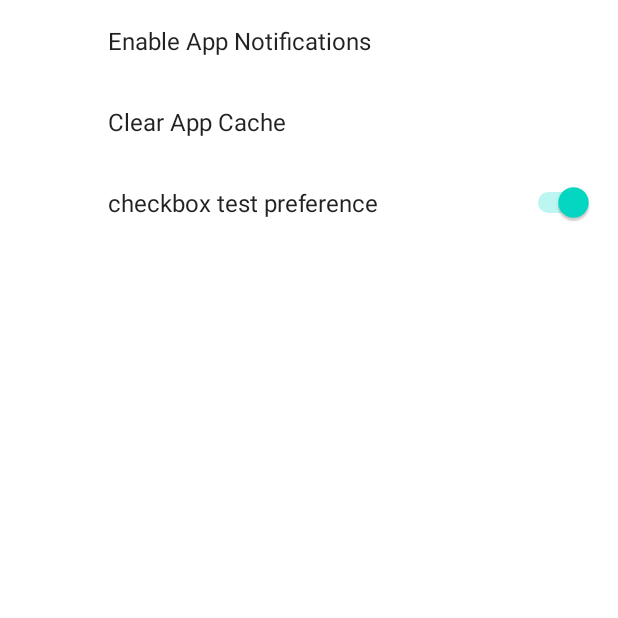
After one commit to Rex2002/tinderpol, an Android app: the fragment SettingsFragment shown on its own in the app's theme, on a phone screen of 412 x 824 dp, the top half of it. The commit adds this screen. Run offline under Robolectric (Android 15) with nearby library versions, the phone set to English and light mode, and no system bars; our stand-ins replace androidx.preference; network calls fail.

Commit message:
added basic settings page, though without business logic back navigation only via the back buttons currently no possibility found to add custom buttons to preferenceScreen

```diff
--- a/app/build.gradle
+++ b/app/build.gradle
@@ -43,6 +43,7 @@ dependencies {
     implementation 'androidx.appcompat:appcompat:1.5.1'
     implementation 'com.google.android.material:material:1.7.0'
     implementation 'androidx.constraintlayout:constraintlayout:2.1.4'
+    implementation 'androidx.preference:preference-ktx:1.2.0'
     testImplementation 'junit:junit:4.13.2'
     androidTestImplementation 'androidx.test.ext:junit:1.1.4'
     androidTestImplementation 'androidx.test.espresso:espresso-core:3.5.0'
--- a/app/src/main/java/de/dhbw/tinderpol/MainActivity.kt
+++ b/app/src/main/java/de/dhbw/tinderpol/MainActivity.kt
@@ -28,12 +28,12 @@ class MainActivity : AppCompatActivity() {
         binding.imageButtonSettings.setOnClickListener{
             println("hello world")
             showReportConfirmDialog()
-            Toast.makeText(this, "settingsbutton calld", Toast.LENGTH_SHORT).show()
+            Toast.makeText(this, "settingsbutton called", Toast.LENGTH_SHORT).show()
         }
     }
 
-    fun showReportConfirmDialog(){
-        val confirmReportDialog = ContactInterpolConfirmFragment()
-        supportFragmentManager.beginTransaction().add(confirmReportDialog,"").commit()
+    private fun showReportConfirmDialog(){
+        val settingsFragment = SettingsFragment()
+        supportFragmentManager.beginTransaction().replace(android.R.id.content,settingsFragment).addToBackStack("settings").commit()
     }
 }
--- /dev/null
+++ b/app/src/main/java/de/dhbw/tinderpol/SettingsFragment.kt
@@ -0,0 +1,25 @@
+package de.dhbw.tinderpol
+
+import android.os.Bundle
+import android.view.LayoutInflater
+import android.view.View
+import android.view.ViewGroup
+import androidx.preference.PreferenceFragmentCompat
+
+
+class SettingsFragment : PreferenceFragmentCompat() {
+    override fun onCreatePreferences(savedInstanceState: Bundle?, rootKey: String?) {
+        println("called on create of preference fragment")
+        setPreferencesFromResource(R.xml.settings_screen, rootKey)
+    }
+
+    override fun onCreateView(
+        inflater: LayoutInflater,
+        container: ViewGroup?,
+        savedInstanceState: Bundle?
+    ): View {
+        val view = super.onCreateView(inflater, container, savedInstanceState)
+        view.setBackgroundColor(resources.getColor(android.R.color.background_light))
+        return view
+    }
+}
--- /dev/null
+++ b/app/src/main/res/xml/settings_screen.xml
@@ -0,0 +1,14 @@
+<?xml version="1.0" encoding="utf-8"?>
+<PreferenceScreen xmlns:android="http://schemas.android.com/apk/res/android"
+    xmlns:app="http://schemas.android.com/apk/res-auto">
+<Preference
+    android:key="notifications"
+    android:title="Enable App Notifications" />
+    <Preference
+        android:key="cache"
+        android:title="Clear App Cache"/>
+    <SwitchPreference android:key="checkBoxTestPreference"
+        android:title="checkbox test preference"
+        android:defaultValue="true" />
+
+</PreferenceScreen>
```
